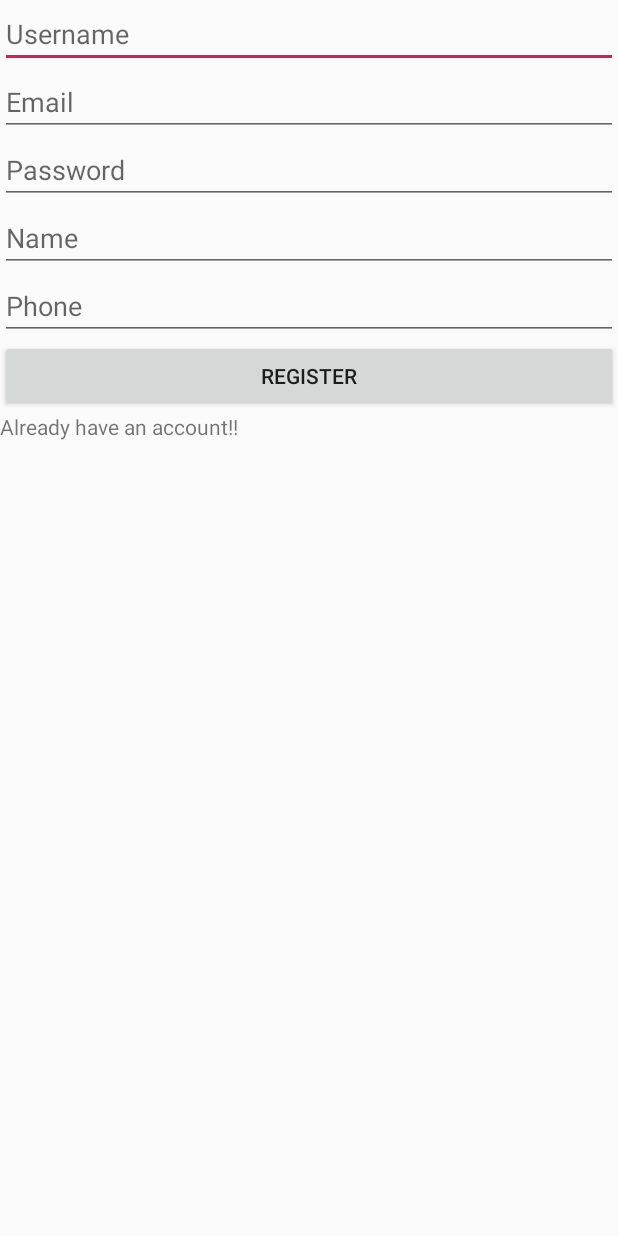
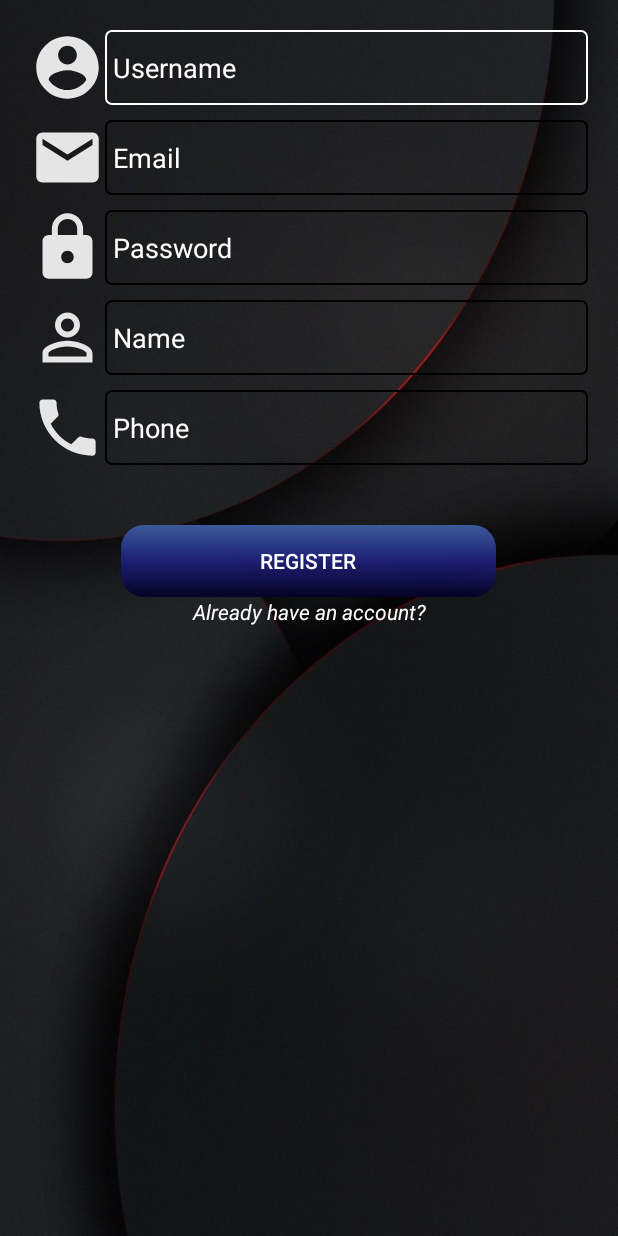
Before and after one commit to mysticalfluffyman/Juice, an Android app: the screen it shows after launch (RegistrationActivity), on a phone screen of 412 x 824 dp. Run offline under Robolectric (Android 15) with nearby library versions, the phone set to English and light mode, and no system bars.

Commit message:
Subigya-Login and Registration UI updated

```diff
--- a/app/src/main/java/major/com/juice_android/api/RetrofitClient.java
+++ b/app/src/main/java/major/com/juice_android/api/RetrofitClient.java
@@ -5,7 +5,7 @@ import retrofit2.converter.gson.GsonConverterFactory;
 
 public class RetrofitClient
 {
-    private static final String BASE_URL = "http://192.168.100.59/Juice/public/";
+    private static final String BASE_URL = "http://10.0.2.2/Juice/public/";
     private static RetrofitClient mInstance;
     private Retrofit retrofit;
 
--- /dev/null
+++ b/app/src/main/res/drawable/button_styles.xml
@@ -0,0 +1,19 @@
+<?xml version="1.0" encoding="utf-8"?>
+<selector xmlns:android="http://schemas.android.com/apk/res/android">
+    <item>
+        <shape android:shape="rectangle">
+            <corners android:radius="15dp"></corners>
+
+            <gradient
+                android:startColor="#060225"
+                android:angle="90"
+                android:centerColor="#ea1e207c"
+                android:endColor="#3C5A99" >
+
+            </gradient>
+        </shape>
+
+
+    </item>
+
+</selector>
--- /dev/null
+++ b/app/src/main/res/drawable/ic_account_circle_black_24dp.xml
@@ -0,0 +1,5 @@
+<vector android:alpha="0.89" android:height="50dp"
+    android:tint="#FFFFFF" android:viewportHeight="24.0"
+    android:viewportWidth="24.0" android:width="50dp" xmlns:android="http://schemas.android.com/apk/res/android">
+    <path android:fillColor="#FF000000" android:pathData="M12,2C6.48,2 2,6.48 2,12s4.48,10 10,10 10,-4.48 10,-10S17.52,2 12,2zM12,5c1.66,0 3,1.34 3,3s-1.34,3 -3,3 -3,-1.34 -3,-3 1.34,-3 3,-3zM12,19.2c-2.5,0 -4.71,-1.28 -6,-3.22 0.03,-1.99 4,-3.08 6,-3.08 1.99,0 5.97,1.09 6,3.08 -1.29,1.94 -3.5,3.22 -6,3.22z"/>
+</vector>
--- /dev/null
+++ b/app/src/main/res/drawable/ic_email_black_24dp.xml
@@ -0,0 +1,5 @@
+<vector android:alpha="0.89" android:height="50dp"
+    android:tint="#FFFFFF" android:viewportHeight="24.0"
+    android:viewportWidth="24.0" android:width="50dp" xmlns:android="http://schemas.android.com/apk/res/android">
+    <path android:fillColor="#FF000000" android:pathData="M20,4L4,4c-1.1,0 -1.99,0.9 -1.99,2L2,18c0,1.1 0.9,2 2,2h16c1.1,0 2,-0.9 2,-2L22,6c0,-1.1 -0.9,-2 -2,-2zM20,8l-8,5 -8,-5L4,6l8,5 8,-5v2z"/>
+</vector>
--- /dev/null
+++ b/app/src/main/res/drawable/ic_local_phone_black_24dp.xml
@@ -0,0 +1,5 @@
+<vector android:alpha="0.89" android:height="50dp"
+    android:tint="#FFFFFF" android:viewportHeight="24.0"
+    android:viewportWidth="24.0" android:width="50dp" xmlns:android="http://schemas.android.com/apk/res/android">
+    <path android:fillColor="#FF000000" android:pathData="M6.62,10.79c1.44,2.83 3.76,5.14 6.59,6.59l2.2,-2.2c0.27,-0.27 0.67,-0.36 1.02,-0.24 1.12,0.37 2.33,0.57 3.57,0.57 0.55,0 1,0.45 1,1V20c0,0.55 -0.45,1 -1,1 -9.39,0 -17,-7.61 -17,-17 0,-0.55 0.45,-1 1,-1h3.5c0.55,0 1,0.45 1,1 0,1.25 0.2,2.45 0.57,3.57 0.11,0.35 0.03,0.74 -0.25,1.02l-2.2,2.2z"/>
+</vector>
--- /dev/null
+++ b/app/src/main/res/drawable/ic_lock_black_24dp.xml
@@ -0,0 +1,5 @@
+<vector android:alpha="0.89" android:height="50dp"
+    android:tint="#FFFFFF" android:viewportHeight="24.0"
+    android:viewportWidth="24.0" android:width="50dp" xmlns:android="http://schemas.android.com/apk/res/android">
+    <path android:fillColor="#FF000000" android:pathData="M18,8h-1L17,6c0,-2.76 -2.24,-5 -5,-5S7,3.24 7,6v2L6,8c-1.1,0 -2,0.9 -2,2v10c0,1.1 0.9,2 2,2h12c1.1,0 2,-0.9 2,-2L20,10c0,-1.1 -0.9,-2 -2,-2zM12,17c-1.1,0 -2,-0.9 -2,-2s0.9,-2 2,-2 2,0.9 2,2 -0.9,2 -2,2zM15.1,8L8.9,8L8.9,6c0,-1.71 1.39,-3.1 3.1,-3.1 1.71,0 3.1,1.39 3.1,3.1v2z"/>
+</vector>
--- /dev/null
+++ b/app/src/main/res/drawable/ic_perm_identity_black_24dp.xml
@@ -0,0 +1,5 @@
+<vector android:alpha="0.89" android:height="50dp"
+    android:tint="#FFFFFF" android:viewportHeight="24.0"
+    android:viewportWidth="24.0" android:width="50dp" xmlns:android="http://schemas.android.com/apk/res/android">
+    <path android:fillColor="#FF000000" android:pathData="M12,5.9c1.16,0 2.1,0.94 2.1,2.1s-0.94,2.1 -2.1,2.1S9.9,9.16 9.9,8s0.94,-2.1 2.1,-2.1m0,9c2.97,0 6.1,1.46 6.1,2.1v1.1L5.9,18.1L5.9,17c0,-0.64 3.13,-2.1 6.1,-2.1M12,4C9.79,4 8,5.79 8,8s1.79,4 4,4 4,-1.79 4,-4 -1.79,-4 -4,-4zM12,13c-2.67,0 -8,1.34 -8,4v3h16v-3c0,-2.66 -5.33,-4 -8,-4z"/>
+</vector>
--- /dev/null
+++ b/app/src/main/res/drawable/textfield_style.xml
@@ -0,0 +1,22 @@
+<?xml version="1.0" encoding="utf-8"?>
+<selector xmlns:android="http://schemas.android.com/apk/res/android">
+<item android:state_pressed="true">
+    <shape android:shape="rectangle">
+        <corners android:radius="4dp"></corners>
+        <stroke android:color="#fff" android:width="1dp"></stroke>
+    </shape>
+</item>
+    <item android:state_focused="true">
+        <shape android:shape="rectangle">
+            <corners android:radius="4dp"></corners>
+            <stroke android:color="#fff" android:width="1dp"></stroke>
+        </shape>
+    </item>
+    <item android:state_pressed="false">
+        <shape android:shape="rectangle">
+            <corners android:radius="4dp"></corners>
+            <stroke android:color="#000" android:width="1dp"></stroke>
+        </shape>
+    </item>
+
+</selector>
--- a/app/src/main/res/layout/activity_registration.xml
+++ b/app/src/main/res/layout/activity_registration.xml
@@ -1,59 +1,169 @@
 <?xml version="1.0" encoding="utf-8"?>
 <LinearLayout xmlns:android="http://schemas.android.com/apk/res/android"
-    xmlns:app="http://schemas.android.com/apk/res-auto"
-    xmlns:tools="http://schemas.android.com/tools"
+
     android:layout_width="match_parent"
     android:layout_height="match_parent"
-    tools:context=".RegistrationActivity"
+    android:background="@drawable/bg2"
     android:orientation="vertical">
+
+    <LinearLayout
+        android:layout_width="match_parent"
+        android:layout_height="wrap_content"
+        android:layout_gravity="center"
+        android:orientation="vertical">
+
+        <LinearLayout
+            android:layout_width="match_parent"
+            android:layout_height="wrap_content"
+            android:layout_marginLeft="20dp"
+            android:layout_marginTop="20dp"
+            android:layout_marginRight="20dp"
+
+            android:orientation="horizontal">
+
+            <ImageView
+                android:layout_width="wrap_content"
+                android:layout_height="50dp"
+                android:src="@drawable/ic_account_circle_black_24dp" />
 
             <EditText
                 android:id="@+id/usernameText"
+                android:layout_width="match_parent"
+                android:layout_height="50dp"
+                android:layout_gravity="center"
+                android:background="@drawable/textfield_style"
                 android:hint="Username"
                 android:inputType="text"
+                android:padding="5dp"
+                android:textColor="@color/colorText1"
+                android:textColorHint="#fff" />
+        </LinearLayout>
+
+        <LinearLayout
             android:layout_width="match_parent"
-        android:layout_height="wrap_content" />
+            android:layout_height="wrap_content"
+            android:layout_marginLeft="20dp"
+            android:layout_marginTop="10dp"
+            android:layout_marginRight="20dp"
+            android:orientation="horizontal">
+
+            <ImageView
+                android:layout_width="wrap_content"
+                android:layout_height="50dp"
+                android:src="@drawable/ic_email_black_24dp" />
 
             <EditText
                 android:id="@+id/emailText"
+                android:layout_width="match_parent"
+                android:layout_height="50dp"
+                android:layout_gravity="center"
+                android:background="@drawable/textfield_style"
                 android:hint="Email"
                 android:inputType="text"
+                android:padding="5dp"
+                android:textColor="@color/colorText1"
+                android:textColorHint="#fff" />
+        </LinearLayout>
+
+        <LinearLayout
             android:layout_width="match_parent"
-        android:layout_height="wrap_content" />
+            android:layout_height="wrap_content"
+            android:layout_marginLeft="20dp"
+            android:layout_marginTop="10dp"
+            android:layout_marginRight="20dp"
+            android:orientation="horizontal">
+
+            <ImageView
+                android:layout_width="wrap_content"
+                android:layout_height="50dp"
+                android:src="@drawable/ic_lock_black_24dp" />
 
             <EditText
                 android:id="@+id/passwordText"
+                android:layout_width="match_parent"
+                android:layout_height="50dp"
+                android:layout_gravity="center"
+                android:background="@drawable/textfield_style"
+
                 android:hint="Password"
                 android:inputType="textPassword"
+                android:padding="5dp"
+                android:textColor="@color/colorText1"
+
+                android:textColorHint="#fff" />
+        </LinearLayout>
+
+        <LinearLayout
             android:layout_width="match_parent"
-        android:layout_height="wrap_content" />
+            android:layout_height="wrap_content"
+            android:layout_marginLeft="20dp"
+            android:layout_marginTop="10dp"
+            android:layout_marginRight="20dp"
+            android:orientation="horizontal">
+
+            <ImageView
+                android:layout_width="wrap_content"
+                android:layout_height="50dp"
+                android:src="@drawable/ic_perm_identity_black_24dp" />
 
             <EditText
                 android:id="@+id/nameText"
+                android:layout_width="match_parent"
+                android:layout_height="50dp"
+                android:layout_gravity="center"
+                android:background="@drawable/textfield_style"
                 android:hint="Name"
                 android:inputType="text"
+                android:padding="5dp"
+                android:textColor="@color/colorText1"
+                android:textColorHint="#fff" />
+        </LinearLayout>
+
+        <LinearLayout
             android:layout_width="match_parent"
-        android:layout_height="wrap_content" />
+            android:layout_height="wrap_content"
+            android:layout_marginLeft="20dp"
+            android:layout_marginTop="10dp"
+            android:layout_marginRight="20dp"
+            android:orientation="horizontal">
+
+            <ImageView
+                android:layout_width="wrap_content"
+                android:layout_height="50dp"
+                android:src="@drawable/ic_local_phone_black_24dp" />
 
             <EditText
                 android:id="@+id/phoneText"
+                android:layout_width="match_parent"
+                android:layout_height="50dp"
+                android:layout_gravity="center"
+                android:background="@drawable/textfield_style"
                 android:hint="Phone"
                 android:inputType="number"
-        android:layout_width="match_parent"
-        android:layout_height="wrap_content" />
+                android:padding="5dp"
+                android:textColor="@color/colorText1"
+                android:textColorHint="#fff" />
+        </LinearLayout>
 
         <Button
             android:id="@+id/registerButton"
+            android:layout_width="250dp"
+            android:layout_height="wrap_content"
+            android:layout_gravity="center"
+            android:layout_marginTop="40dp"
+            android:background="@drawable/button_styles"
             android:text="Register"
-        android:layout_width="match_parent"
-        android:layout_height="wrap_content" />
+            android:textColor="@color/colorText1" />
+
         <TextView
             android:id="@+id/goToLogin"
-        android:text="Already have an account!!"
             android:layout_width="match_parent"
-        android:layout_height="wrap_content" />
-
-
+            android:layout_height="wrap_content"
+            android:gravity="center"
+            android:text="Already have an account?"
+            android:textColor="@color/colorText1"
+            android:textStyle="italic" />
+    </LinearLayout>
 
 
 </LinearLayout>
--- a/app/src/main/res/values/colors.xml
+++ b/app/src/main/res/values/colors.xml
@@ -5,4 +5,7 @@
     <color name="colorAccent">#D81B60</color>
     <color name="white">#FFFFFF</color>
     <color name="bottomNavColor">#312f2f</color>
+    <color name="colorBG1">#4d4d51</color>
+    <color name="colorBgMain">#000000</color>
+    <color name="colorText1">#ffffff</color>
 </resources>
```
Also changed, not shown: app/src/main/res/drawable-v24/ic_launcher_foreground.xml (deleted, +0 -34 lines), app/src/main/res/drawable/gradient_bg.xml (added, +13 -0 lines), app/src/main/res/drawable/ic_arrow_downward_black_24dp.xml (added, +9 -0 lines), app/src/main/res/drawable/ic_audiotrack_black_24dp.xml (added, +10 -0 lines), app/src/main/res/drawable/ic_grade_black_24dp.xml (added, +11 -0 lines), app/src/main/res/layout/activity_login.xml (+68 -30 lines), app/src/main/res/drawable/bg2.jpg (added). Lines whose indentation alone changed are shown as unchanged.
